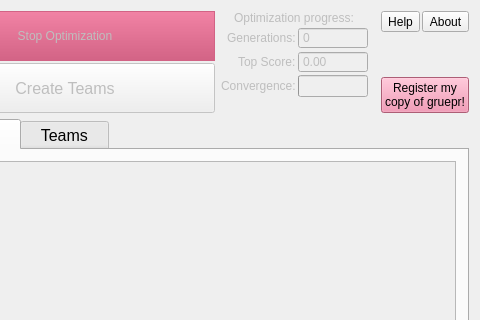
Before: the Qt Designer form gruepr.ui in gruepr/gruepr, drawn with Qt 5; both pictures show x 492 to 972 and y 0 to 320 of the 972 by 738 pixel window.
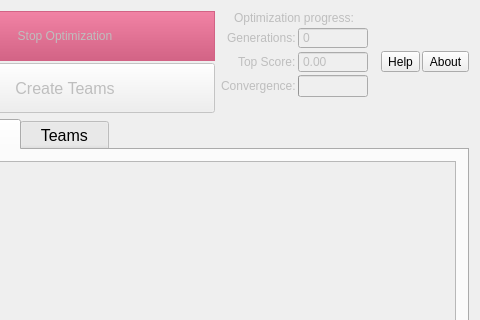
After: the same form once the commit is applied. Icons and pictures are not drawn.

Diff of the .ui file:
```diff
--- a/gruepr.ui
+++ b/gruepr.ui
@@ -1638,11 +1638,24 @@
        </widget>
       </item>
       <item row="0" column="4" rowspan="2" colspan="2">
-       <layout class="QGridLayout" name="helpAboutLayout">
+       <layout class="QHBoxLayout" name="horizontalLayout">
         <property name="spacing">
          <number>2</number>
         </property>
-        <item row="0" column="1" alignment="Qt::AlignHCenter|Qt::AlignTop">
+        <item>
+         <spacer name="horizontalSpacer_8">
+          <property name="orientation">
+           <enum>Qt::Horizontal</enum>
+          </property>
+          <property name="sizeHint" stdset="0">
+           <size>
+            <width>40</width>
+            <height>20</height>
+           </size>
+          </property>
+         </spacer>
+        </item>
+        <item>
          <widget class="QToolButton" name="HelpButton">
           <property name="sizePolicy">
            <sizepolicy hsizetype="Fixed" vsizetype="Fixed">
@@ -1671,40 +1684,7 @@
           </property>
          </widget>
         </item>
-        <item row="2" column="1" colspan="2" alignment="Qt::AlignHCenter|Qt::AlignBottom">
-         <widget class="QPushButton" name="registerButton">
-          <property name="sizePolicy">
-           <sizepolicy hsizetype="Preferred" vsizetype="Preferred">
-            <horstretch>0</horstretch>
-            <verstretch>0</verstretch>
-           </sizepolicy>
-          </property>
-          <property name="styleSheet">
-           <string notr="true">background-color: #f283a5</string>
-          </property>
-          <property name="text">
-           <string>Register my
-copy of gruepr!</string>
-          </property>
-         </widget>
-        </item>
-        <item row="1" column="1" colspan="2">
-         <spacer name="verticalSpacer_2">
-          <property name="orientation">
-           <enum>Qt::Vertical</enum>
-          </property>
-          <property name="sizeType">
-           <enum>QSizePolicy::Expanding</enum>
-          </property>
-          <property name="sizeHint" stdset="0">
-           <size>
-            <width>0</width>
-            <height>0</height>
-           </size>
-          </property>
-         </spacer>
-        </item>
-        <item row="0" column="2" alignment="Qt::AlignHCenter|Qt::AlignTop">
+        <item>
          <widget class="QToolButton" name="AboutButton">
           <property name="sizePolicy">
            <sizepolicy hsizetype="Fixed" vsizetype="Fixed">
@@ -1736,19 +1716,6 @@
           </property>
          </widget>
         </item>
-        <item row="0" column="0" rowspan="3">
-         <spacer name="horizontalSpacer_8">
-          <property name="orientation">
-           <enum>Qt::Horizontal</enum>
-          </property>
-          <property name="sizeHint" stdset="0">
-           <size>
-            <width>40</width>
-            <height>20</height>
-           </size>
-          </property>
-         </spacer>
-        </item>
        </layout>
       </item>
       <item row="2" column="2" colspan="4">
```
